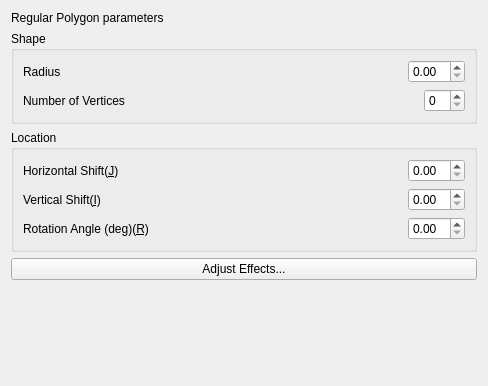
This is ui/uiWidgetMaskPolygon.ui in ManifoldsHu/FourDExplorer as Qt 5 draws it before an edit. The edited form follows.
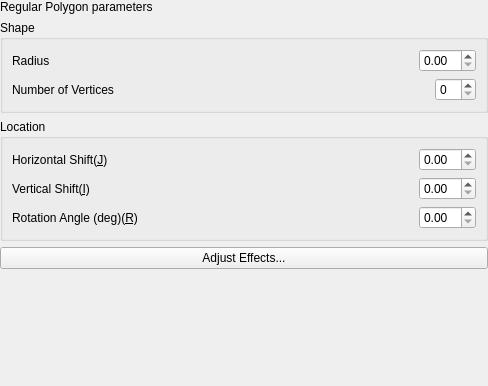
This is the edited form.

The edit to the form file:
```diff
--- a/ui/uiWidgetMaskPolygon.ui
+++ b/ui/uiWidgetMaskPolygon.ui
@@ -14,6 +14,18 @@
    <string>Form</string>
   </property>
   <layout class="QVBoxLayout" name="verticalLayout_3">
+   <property name="leftMargin">
+    <number>0</number>
+   </property>
+   <property name="topMargin">
+    <number>0</number>
+   </property>
+   <property name="rightMargin">
+    <number>0</number>
+   </property>
+   <property name="bottomMargin">
+    <number>0</number>
+   </property>
    <item>
     <widget class="QLabel" name="label">
      <property name="text">
```
